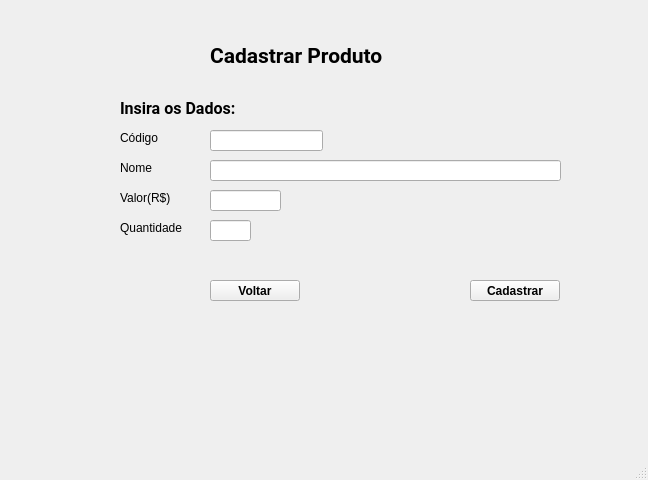
First picture: the form in Qt-designer/tela_cadastro_produto.ui, repository virgilio09/Controle-de-estoque, before the edit.
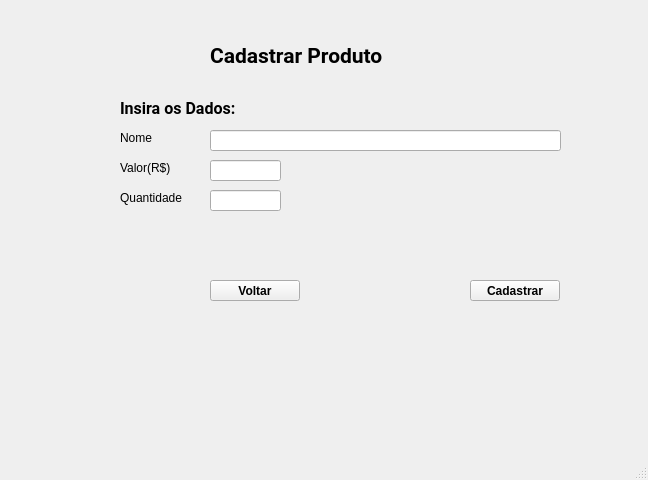
Second picture: the form after the edit.

Commit message: Cadastro atualizado

```diff
--- a/Qt-designer/tela_cadastro_produto.ui
+++ b/Qt-designer/tela_cadastro_produto.ui
@@ -45,19 +45,6 @@
      </rect>
     </property>
     <property name="text">
-     <string>Código</string>
-    </property>
-   </widget>
-   <widget class="QLabel" name="label_3">
-    <property name="geometry">
-     <rect>
-      <x>120</x>
-      <y>160</y>
-      <width>58</width>
-      <height>16</height>
-     </rect>
-    </property>
-    <property name="text">
      <string>Nome</string>
     </property>
    </widget>
@@ -65,8 +52,8 @@
     <property name="geometry">
      <rect>
       <x>120</x>
-      <y>190</y>
-      <width>58</width>
+      <y>160</y>
+      <width>71</width>
       <height>16</height>
      </rect>
     </property>
@@ -74,12 +61,12 @@
      <string>Valor(R$)</string>
     </property>
    </widget>
-   <widget class="QLabel" name="label_5">
+   <widget class="QLabel" name="label_4">
     <property name="geometry">
      <rect>
       <x>120</x>
-      <y>220</y>
-      <width>71</width>
+      <y>190</y>
+      <width>91</width>
       <height>16</height>
      </rect>
     </property>
@@ -92,7 +79,7 @@
      <rect>
       <x>120</x>
       <y>100</y>
-      <width>121</width>
+      <width>221</width>
       <height>16</height>
      </rect>
     </property>
@@ -113,21 +100,21 @@
      <rect>
       <x>210</x>
       <y>130</y>
-      <width>113</width>
-      <height>21</height>
-     </rect>
-    </property>
-   </widget>
-   <widget class="QLineEdit" name="lineEdit_2">
-    <property name="geometry">
-     <rect>
-      <x>210</x>
-      <y>160</y>
       <width>351</width>
       <height>21</height>
      </rect>
     </property>
    </widget>
+   <widget class="QLineEdit" name="lineEdit_2">
+    <property name="geometry">
+     <rect>
+      <x>210</x>
+      <y>160</y>
+      <width>71</width>
+      <height>21</height>
+     </rect>
+    </property>
+   </widget>
    <widget class="QLineEdit" name="lineEdit_3">
     <property name="geometry">
      <rect>
@@ -138,16 +125,6 @@
      </rect>
     </property>
    </widget>
-   <widget class="QLineEdit" name="lineEdit_4">
-    <property name="geometry">
-     <rect>
-      <x>210</x>
-      <y>220</y>
-      <width>41</width>
-      <height>21</height>
-     </rect>
-    </property>
-   </widget>
    <widget class="QPushButton" name="pushButton">
     <property name="geometry">
      <rect>
```
Left out of the diff: 2 changed lines with no effect on the pictures. The commit also changes 23 other files.
